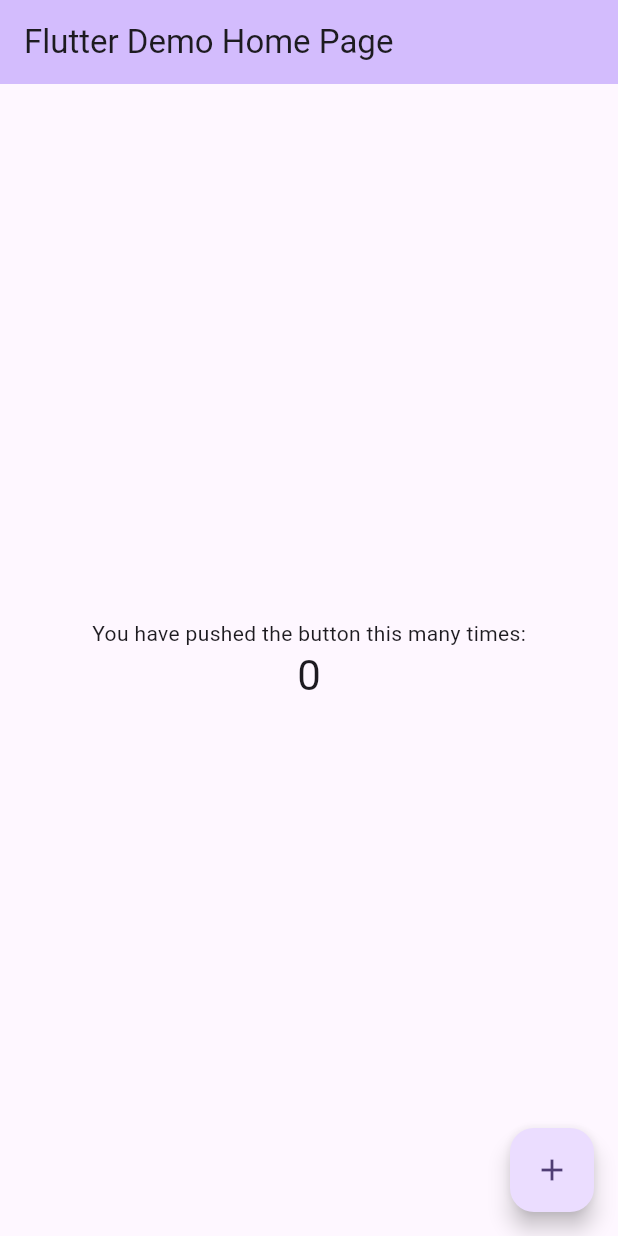
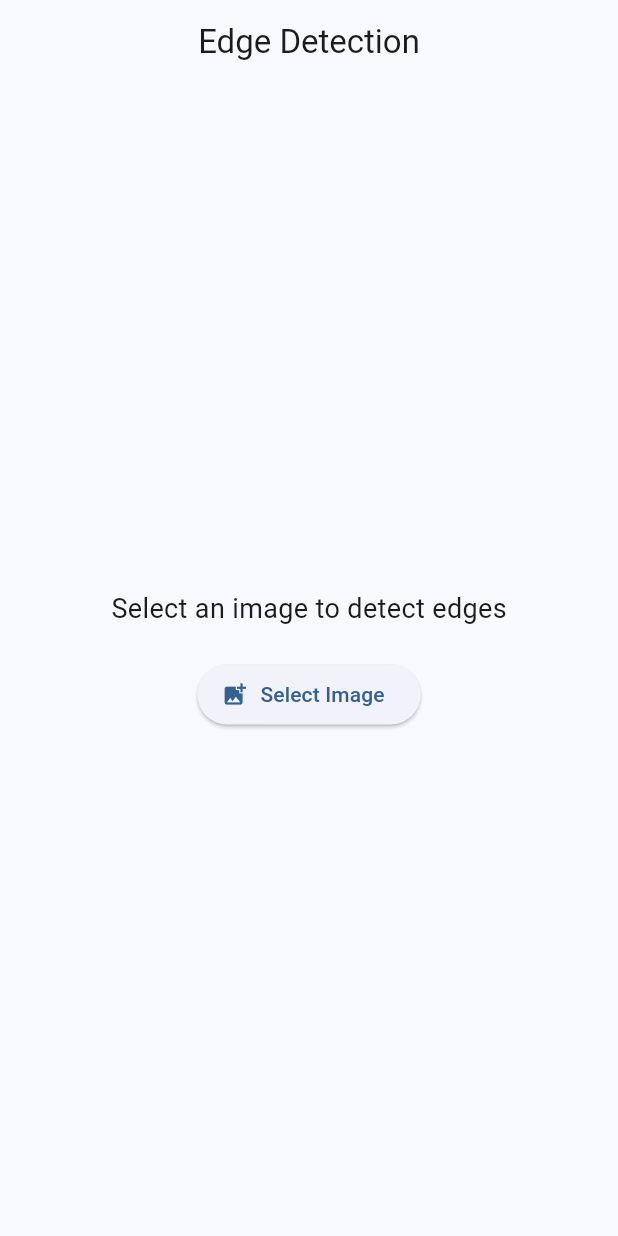
Before and after one commit to harundemir918/flutter_edge_detection, a Flutter app: the screen it shows after launch, on a phone screen of 412 x 824 dp. Run offline on Flutter 3.47's test engine with Material 3 defaults, Android fonts, the phone set to English and light mode, and no system bars; our stand-ins replace dartz, equatable, flutter_bloc, get_it, image_picker, permission_handler; missing offline and left inert: opencv_dart.

Commit message:
feat: add image processing algorithms

```diff
--- /dev/null
+++ b/lib/features/edge_detection/domain/usecases/detect_document.dart
@@ -0,0 +1,17 @@
+import 'dart:io';
+import 'package:dartz/dartz.dart';
+import 'package:flutter/material.dart';
+import '../../../../core/error/failures.dart';
+import '../repositories/edge_detection_repository.dart';
+
+class DetectDocument {
+  final EdgeDetectionRepository repository;
+
+  DetectDocument(this.repository);
+
+  Future<Either<Failure, Tuple2<File, List<Offset>>>> call(
+    File imageFile,
+  ) async {
+    return await repository.detectDocument(imageFile);
+  }
+}
--- /dev/null
+++ b/lib/features/edge_detection/domain/usecases/save_processed_image.dart
@@ -0,0 +1,14 @@
+import 'dart:io';
+import 'package:dartz/dartz.dart';
+import '../../../../core/error/failures.dart';
+import '../repositories/edge_detection_repository.dart';
+
+class SaveProcessedImage {
+  final EdgeDetectionRepository repository;
+
+  SaveProcessedImage(this.repository);
+
+  Future<Either<Failure, File>> call(File processedImage) async {
+    return await repository.saveProcessedImage(processedImage);
+  }
+}
--- /dev/null
+++ b/lib/features/edge_detection/presentation/bloc/edge_detection_bloc.dart
@@ -0,0 +1,66 @@
+import 'dart:io';
+import 'package:flutter_bloc/flutter_bloc.dart';
+import 'package:equatable/equatable.dart';
+import 'package:flutter/material.dart';
+import '../../domain/usecases/detect_document.dart';
+import '../../domain/usecases/save_processed_image.dart';
+
+part 'edge_detection_event.dart';
+part 'edge_detection_state.dart';
+
+class EdgeDetectionBloc extends Bloc<EdgeDetectionEvent, EdgeDetectionState> {
+  final DetectDocument detectDocument;
+  final SaveProcessedImage saveProcessedImage;
+
+  EdgeDetectionBloc({
+    required this.detectDocument,
+    required this.saveProcessedImage,
+  }) : super(EdgeDetectionInitial()) {
+    on<ProcessImageEvent>(_onProcessImage);
+    on<SaveImageEvent>(_onSaveImage);
+    on<MoveCornerEvent>(_onMoveCorner);
+  }
+
+  Future<void> _onProcessImage(
+    ProcessImageEvent event,
+    Emitter<EdgeDetectionState> emit,
+  ) async {
+    emit(EdgeDetectionLoading());
+    final result = await detectDocument(event.imageFile);
+    result.fold(
+      (failure) => emit(EdgeDetectionError(message: failure.message)),
+      (tuple) => emit(
+        EdgeDetectionSuccess(
+          processedImage: tuple.value1,
+          corners: tuple.value2,
+        ),
+      ),
+    );
+  }
+
+  Future<void> _onSaveImage(
+    SaveImageEvent event,
+    Emitter<EdgeDetectionState> emit,
+  ) async {
+    emit(EdgeDetectionLoading());
+    final result = await saveProcessedImage(event.processedImage);
+    result.fold(
+      (failure) => emit(EdgeDetectionError(message: failure.message)),
+      (savedImage) => emit(EdgeDetectionSaved(savedImage: savedImage)),
+    );
+  }
+
+  void _onMoveCorner(MoveCornerEvent event, Emitter<EdgeDetectionState> emit) {
+    if (state is EdgeDetectionSuccess) {
+      final currentState = state as EdgeDetectionSuccess;
+      final updatedCorners = List<Offset>.from(currentState.corners);
+      updatedCorners[event.index] = event.newPosition;
+      emit(
+        EdgeDetectionSuccess(
+          processedImage: currentState.processedImage,
+          corners: updatedCorners,
+        ),
+      );
+    }
+  }
+}
--- /dev/null
+++ b/lib/features/edge_detection/presentation/bloc/edge_detection_event.dart
@@ -0,0 +1,36 @@
+part of 'edge_detection_bloc.dart';
+
+abstract class EdgeDetectionEvent extends Equatable {
+  const EdgeDetectionEvent();
+
+  @override
+  List<Object> get props => [];
+}
+
+class ProcessImageEvent extends EdgeDetectionEvent {
+  final File imageFile;
+
+  const ProcessImageEvent(this.imageFile);
+
+  @override
+  List<Object> get props => [imageFile];
+}
+
+class SaveImageEvent extends EdgeDetectionEvent {
+  final File processedImage;
+
+  const SaveImageEvent(this.processedImage);
+
+  @override
+  List<Object> get props => [processedImage];
+}
+
+class MoveCornerEvent extends EdgeDetectionEvent {
+  final int index;
+  final Offset newPosition;
+
+  const MoveCornerEvent(this.index, this.newPosition);
+
+  @override
+  List<Object> get props => [index, newPosition];
+}
--- /dev/null
+++ b/lib/features/edge_detection/presentation/bloc/edge_detection_state.dart
@@ -0,0 +1,43 @@
+part of 'edge_detection_bloc.dart';
+
+abstract class EdgeDetectionState extends Equatable {
+  const EdgeDetectionState();
+
+  @override
+  List<Object> get props => [];
+}
+
+class EdgeDetectionInitial extends EdgeDetectionState {}
+
+class EdgeDetectionLoading extends EdgeDetectionState {}
+
+class EdgeDetectionSuccess extends EdgeDetectionState {
+  final File processedImage;
+  final List<Offset> corners;
+
+  const EdgeDetectionSuccess({
+    required this.processedImage,
+    required this.corners,
+  });
+
+  @override
+  List<Object> get props => [processedImage, corners];
+}
+
+class EdgeDetectionSaved extends EdgeDetectionState {
+  final File savedImage;
+
+  const EdgeDetectionSaved({required this.savedImage});
+
+  @override
+  List<Object> get props => [savedImage];
+}
+
+class EdgeDetectionError extends EdgeDetectionState {
+  final String message;
+
+  const EdgeDetectionError({required this.message});
+
+  @override
+  List<Object> get props => [message];
+}
--- /dev/null
+++ b/lib/features/edge_detection/presentation/pages/home_page.dart
@@ -0,0 +1,104 @@
+import 'dart:io';
+import 'package:flutter/material.dart';
+import 'package:flutter_bloc/flutter_bloc.dart';
+import 'package:image_picker/image_picker.dart';
+import 'package:permission_handler/permission_handler.dart';
+import '../bloc/edge_detection_bloc.dart';
+import '../widgets/image_preview.dart';
+import '../widgets/loading_indicator.dart';
+import '../widgets/error_message.dart';
+
+class HomePage extends StatelessWidget {
+  const HomePage({super.key});
+
+  @override
+  Widget build(BuildContext context) {
+    return Scaffold(
+      appBar: AppBar(title: const Text('Edge Detection'), centerTitle: true),
+      body: BlocBuilder<EdgeDetectionBloc, EdgeDetectionState>(
+        builder: (context, state) {
+          if (state is EdgeDetectionLoading) {
+            return const LoadingIndicator();
+          }
+
+          if (state is EdgeDetectionError) {
+            return ErrorMessage(message: state.message);
+          }
+
+          if (state is EdgeDetectionSuccess) {
+            return Column(
+              children: [
+                Expanded(child: ImagePreview(imageFile: state.processedImage)),
+                Padding(
+                  padding: const EdgeInsets.all(16.0),
+                  child: Row(
+                    mainAxisAlignment: MainAxisAlignment.spaceEvenly,
+                    children: [
+                      ElevatedButton.icon(
+                        onPressed: () => _pickImage(context),
+                        icon: const Icon(Icons.add_photo_alternate),
+                        label: const Text('New Image'),
+                      ),
+                      ElevatedButton.icon(
+                        onPressed:
+                            () => _saveImage(context, state.processedImage),
+                        icon: const Icon(Icons.save),
+                        label: const Text('Save'),
+                      ),
+                    ],
+                  ),
+                ),
+              ],
+            );
+          }
+
+          return Center(
+            child: Column(
+              mainAxisAlignment: MainAxisAlignment.center,
+              children: [
+                const Text(
+                  'Select an image to detect edges',
+                  style: TextStyle(fontSize: 18),
+                ),
+                const SizedBox(height: 20),
+                ElevatedButton.icon(
+                  onPressed: () => _pickImage(context),
+                  icon: const Icon(Icons.add_photo_alternate),
+                  label: const Text('Select Image'),
+                ),
+              ],
+            ),
+          );
+        },
+      ),
+    );
+  }
+
+  Future<void> _pickImage(BuildContext context) async {
+    final status = await Permission.photos.request();
+    if (status.isGranted) {
+      final picker = ImagePicker();
+      final pickedFile = await picker.pickImage(source: ImageSource.gallery);
+
+      if (pickedFile != null) {
+        if (context.mounted) {
+          context.read<EdgeDetectionBloc>().add(
+            ProcessImageEvent(File(pickedFile.path)),
+          );
+        }
+      }
+    } else {
+      if (context.mounted) {
+        ScaffoldMessenger.of(context).showSnackBar(
+          const SnackBar(
+            content: Text('Permission to access photos is required'),
+          ),
+        );
+      }
+    }
+  }
+
+  void _saveImage(BuildContext context, File processedImage) {
+    context.read<EdgeDetectionBloc>().add(SaveImageEvent(processedImage));
+  }
+}
--- a/lib/main.dart
+++ b/lib/main.dart
@@ -1,122 +1,36 @@
 import 'package:flutter/material.dart';
+import 'package:flutter/services.dart';
+import 'package:flutter_bloc/flutter_bloc.dart';
+import 'core/di/injection_container.dart' as di;
+import 'features/edge_detection/presentation/pages/home_page.dart';
+import 'features/edge_detection/presentation/bloc/edge_detection_bloc.dart';
 
-void main() {
+void main() async {
+  WidgetsFlutterBinding.ensureInitialized();
+  await SystemChrome.setPreferredOrientations([
+    DeviceOrientation.portraitUp,
+    DeviceOrientation.portraitDown,
+  ]);
+  await di.init();
   runApp(const MyApp());
 }
 
 class MyApp extends StatelessWidget {
   const MyApp({super.key});
 
-  // This widget is the root of your application.
   @override
   Widget build(BuildContext context) {
-    return MaterialApp(
-      title: 'Flutter Demo',
-      theme: ThemeData(
-        // This is the theme of your application.
-        //
-        // TRY THIS: Try running your application with "flutter run". You'll see
-        // the application has a purple toolbar. Then, without quitting the app,
-        // try changing the seedColor in the colorScheme below to Colors.green
-        // and then invoke "hot reload" (save your changes or press the "hot
-        // reload" button in a Flutter-supported IDE, or press "r" if you used
-        // the command line to start the app).
-        //
-        // Notice that the counter didn't reset back to zero; the application
-        // state is not lost during the reload. To reset the state, use hot
-        // restart instead.
-        //
-        // This works for code too, not just values: Most code changes can be
-        // tested with just a hot reload.
-        colorScheme: ColorScheme.fromSeed(seedColor: Colors.deepPurple),
+    return BlocProvider(
+      create: (context) => di.sl<EdgeDetectionBloc>(),
+      child: MaterialApp(
+        title: 'Edge Detection',
+        debugShowCheckedModeBanner: false,
+        theme: ThemeData(
+          colorScheme: ColorScheme.fromSeed(seedColor: Colors.blue),
+          useMaterial3: true,
+        ),
+        home: const HomePage(),
       ),
-      home: const MyHomePage(title: 'Flutter Demo Home Page'),
     );
   }
 }
-
-class MyHomePage extends StatefulWidget {
-  const MyHomePage({super.key, required this.title});
-
-  // This widget is the home page of your application. It is stateful, meaning
-  // that it has a State object (defined below) that contains fields that affect
-  // how it looks.
-
-  // This class is the configuration for the state. It holds the values (in this
-  // case the title) provided by the parent (in this case the App widget) and
-  // used by the build method of the State. Fields in a Widget subclass are
-  // always marked "final".
-
-  final String title;
-
-  @override
-  State<MyHomePage> createState() => _MyHomePageState();
-}
-
-class _MyHomePageState extends State<MyHomePage> {
-  int _counter = 0;
-
-  void _incrementCounter() {
-    setState(() {
-      // This call to setState tells the Flutter framework that something has
-      // changed in this State, which causes it to rerun the build method below
-      // so that the display can reflect the updated values. If we changed
-      // _counter without calling setState(), then the build method would not be
-      // called again, and so nothing would appear to happen.
-      _counter++;
-    });
-  }
-
-  @override
-  Widget build(BuildContext context) {
-    // This method is rerun every time setState is called, for instance as done
-    // by the _incrementCounter method above.
-    //
-    // The Flutter framework has been optimized to make rerunning build methods
-    // fast, so that you can just rebuild anything that needs updating rather
-    // than having to individually change instances of widgets.
-    return Scaffold(
-      appBar: AppBar(
-        // TRY THIS: Try changing the color here to a specific color (to
-        // Colors.amber, perhaps?) and trigger a hot reload to see the AppBar
-        // change color while the other colors stay the same.
-        backgroundColor: Theme.of(context).colorScheme.inversePrimary,
-        // Here we take the value from the MyHomePage object that was created by
-        // the App.build method, and use it to set our appbar title.
-        title: Text(widget.title),
-      ),
-      body: Center(
-        // Center is a layout widget. It takes a single child and positions it
-        // in the middle of the parent.
-        child: Column(
-          // Column is also a layout widget. It takes a list of children and
-          // arranges them vertically. By default, it sizes itself to fit its
-          // children horizontally, and tries to be as tall as its parent.
-          //
-          // Column has various properties to control how it sizes itself and
-          // how it positions its children. Here we use mainAxisAlignment to
-          // center the children vertically; the main axis here is the vertical
-          // axis because Columns are vertical (the cross axis would be
-          // horizontal).
-          //
-          // TRY THIS: Invoke "debug painting" (choose the "Toggle Debug Paint"
-          // action in the IDE, or press "p" in the console), to see the
-          // wireframe for each widget.
-          mainAxisAlignment: MainAxisAlignment.center,
-          children: <Widget>[
-            const Text('You have pushed the button this many times:'),
-            Text(
-              '$_counter',
-              style: Theme.of(context).textTheme.headlineMedium,
-            ),
-          ],
-        ),
-      ),
-      floatingActionButton: FloatingActionButton(
-        onPressed: _incrementCounter,
-        tooltip: 'Increment',
-        child: const Icon(Icons.add),
-      ), // This trailing comma makes auto-formatting nicer for build methods.
-    );
-  }
-}
```
Also changed, not shown: lib/core/di/injection_container.dart (added, +27 -0 lines), lib/core/error/failures.dart (added, +28 -0 lines), lib/features/edge_detection/data/repositories/edge_detection_repository_impl.dart (added, +92 -0 lines), lib/features/edge_detection/domain/repositories/edge_detection_repository.dart (added, +11 -0 lines), lib/features/edge_detection/presentation/widgets/document_overlay.dart (added, +67 -0 lines), lib/features/edge_detection/presentation/widgets/error_message.dart (added, +28 -0 lines), lib/features/edge_detection/presentation/widgets/image_preview.dart (added, +20 -0 lines), lib/features/edge_detection/presentation/widgets/loading_indicator.dart (added, +22 -0 lines), pubspec.yaml (+11 -0 lines), pubspec.lock, 2 other files.
